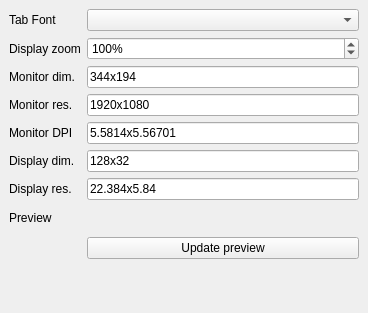
jnwatts/QtLedTest, file mainwindow.ui: the form before one commit.
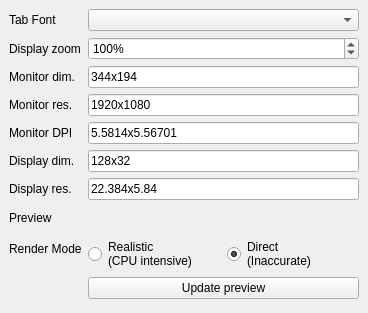
The form after the commit. Custom widgets are drawn as their Qt base class.

Commit message: Mainwindow: Options to control render mode

```diff
--- a/mainwindow.ui
+++ b/mainwindow.ui
@@ -119,7 +119,7 @@
       </property>
      </widget>
     </item>
-    <item row="9" column="1">
+    <item row="10" column="1">
      <widget class="QPushButton" name="pbUpdate">
       <property name="text">
        <string>Update preview</string>
@@ -154,6 +154,36 @@
       </property>
      </widget>
     </item>
+    <item row="9" column="0">
+     <widget class="QLabel" name="label_9">
+      <property name="text">
+       <string>Render Mode</string>
+      </property>
+     </widget>
+    </item>
+    <item row="9" column="1">
+     <layout class="QHBoxLayout" name="horizontalLayout">
+      <item>
+       <widget class="QRadioButton" name="renderRealistic">
+        <property name="text">
+         <string>Realistic
+(CPU intensive)</string>
+        </property>
+       </widget>
+      </item>
+      <item>
+       <widget class="QRadioButton" name="renderDirect">
+        <property name="text">
+         <string>Direct
+(Inaccurate)</string>
+        </property>
+        <property name="checked">
+         <bool>true</bool>
+        </property>
+       </widget>
+      </item>
+     </layout>
+    </item>
    </layout>
   </widget>
  </widget>
```
The commit also changes 2 other files.
